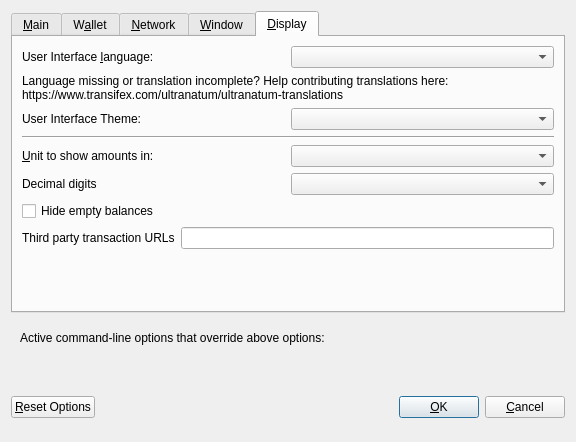
Before: the Qt Designer form src/qt/forms/optionsdialog.ui in ultranatum/ultragate, drawn with Qt 5.
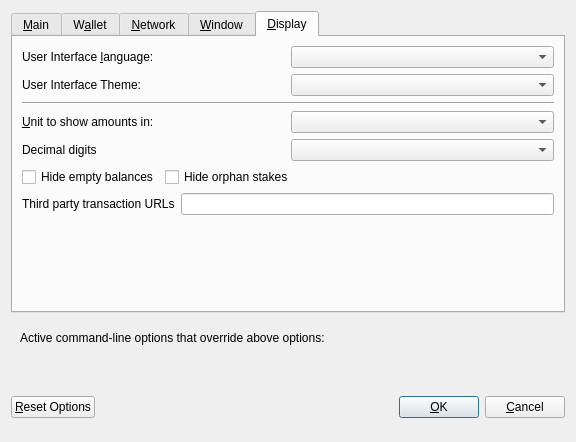
After: the same form once the commit is applied. The open tabs and pages were chosen to show the change. Custom widgets are drawn as their Qt base class.

The edit to the form file:
```diff
--- a/src/qt/forms/optionsdialog.ui
+++ b/src/qt/forms/optionsdialog.ui
@@ -413,36 +413,7 @@
         </layout>
        </item>
        <item>
-        <widget class="QLabel" name="label_3">
-         <property name="toolTip">
-          <string notr="true"/>
-         </property>
-         <property name="statusTip">
-          <string notr="true"/>
-         </property>
-         <property name="whatsThis">
-          <string notr="true"/>
-         </property>
-         <property name="accessibleName">
-          <string notr="true"/>
-         </property>
-         <property name="text">
-          <string>Language missing or translation incomplete? Help contributing translations here:
-https://www.transifex.com/ultranatum/ultranatum-translations</string>
-         </property>
-         <property name="wordWrap">
-          <bool>true</bool>
-         </property>
-         <property name="openExternalLinks">
-          <bool>true</bool>
-         </property>
-         <property name="textInteractionFlags">
-          <set>Qt::TextBrowserInteraction</set>
-         </property>
-        </widget>
-       </item>
-       <item>
-        <layout class="QHBoxLayout" name="horizontalLayout_4_Display" stretch="0,0">
+        <layout class="QHBoxLayout" name="horizontalLayout_2_Display" stretch="0,0">
          <item>
           <widget class="QLabel" name="themeLabel">
            <property name="text">
@@ -463,7 +434,7 @@
         </widget>
        </item>
        <item>
-        <layout class="QHBoxLayout" name="horizontalLayout_2_Display">
+        <layout class="QHBoxLayout" name="horizontalLayout_3_Display">
          <item>
           <widget class="QLabel" name="unitLabel">
            <property name="text">
@@ -487,7 +458,7 @@
         </layout>
        </item>
        <item>
-        <layout class="QHBoxLayout" name="horizontalLayout_5_Display">
+        <layout class="QHBoxLayout" name="horizontalLayout_4_Display">
          <item>
           <widget class="QLabel" name="digitsLabel">
            <property name="text">
@@ -501,6 +472,8 @@
         </layout>
        </item>
        <item>
+        <layout class="QHBoxLayout" name="horizontalLayout_5_Display">
+         <item>
         <widget class="QCheckBox" name="checkBoxHideZeroBalances">
          <property name="toolTip">
           <string>Hide empty balances</string>
@@ -514,7 +487,32 @@
         </widget>
        </item>
        <item>
-        <layout class="QHBoxLayout" name="horizontalLayout_3_Display">
+          <widget class="QCheckBox" name="checkBoxHideOrphans">
+           <property name="toolTip">
+            <string>Hide orphan stakes in transaction lists</string>
+           </property>
+           <property name="text">
+            <string>Hide orphan stakes</string>
+           </property>
+          </widget>
+         </item>
+         <item>
+          <spacer name="horizontalSpacer">
+           <property name="orientation">
+            <enum>Qt::Horizontal</enum>
+           </property>
+           <property name="sizeHint" stdset="0">
+            <size>
+             <width>40</width>
+             <height>20</height>
+            </size>
+           </property>
+          </spacer>
+         </item>
+        </layout>
+       </item>
+       <item>
+        <layout class="QHBoxLayout" name="horizontalLayout_6_Display">
          <item>
           <widget class="QLabel" name="thirdPartyTxUrlsLabel">
            <property name="toolTip">
```
Lines whose indentation alone changed are shown as unchanged.
